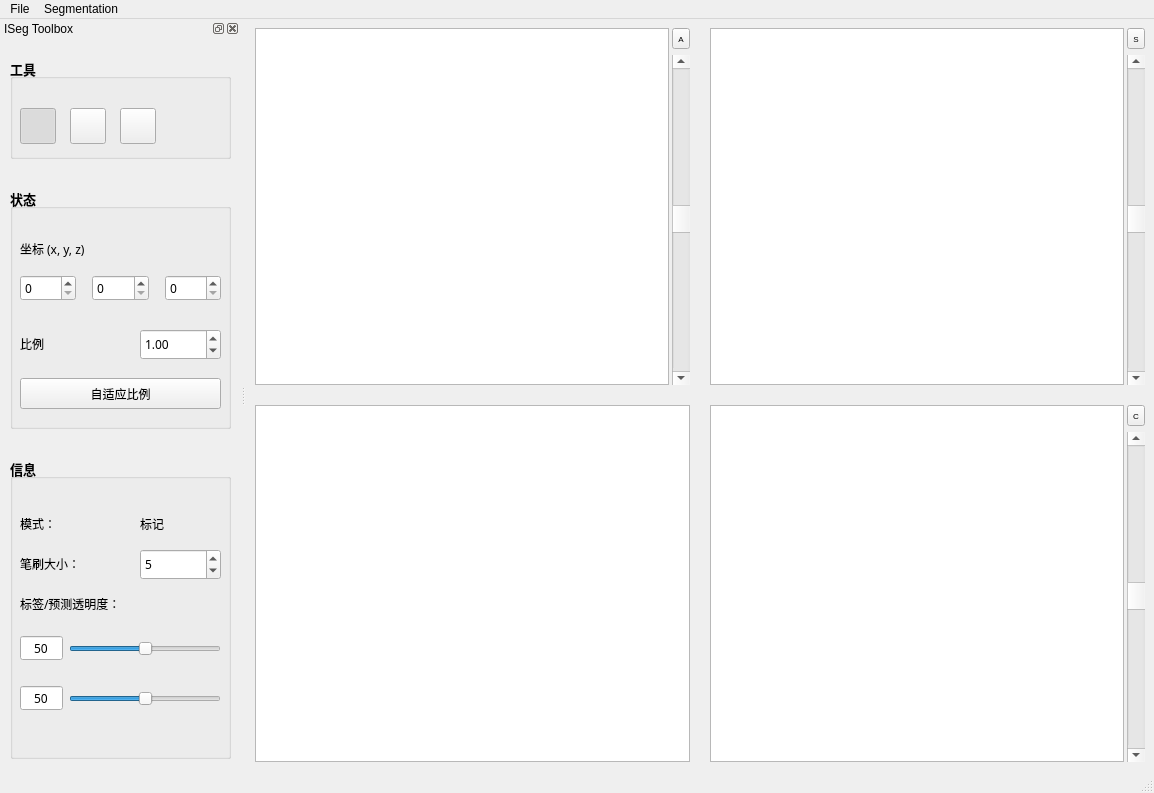
blueyo0/ISeg_GUI, file ui/mainWindow.ui: the form before one commit.
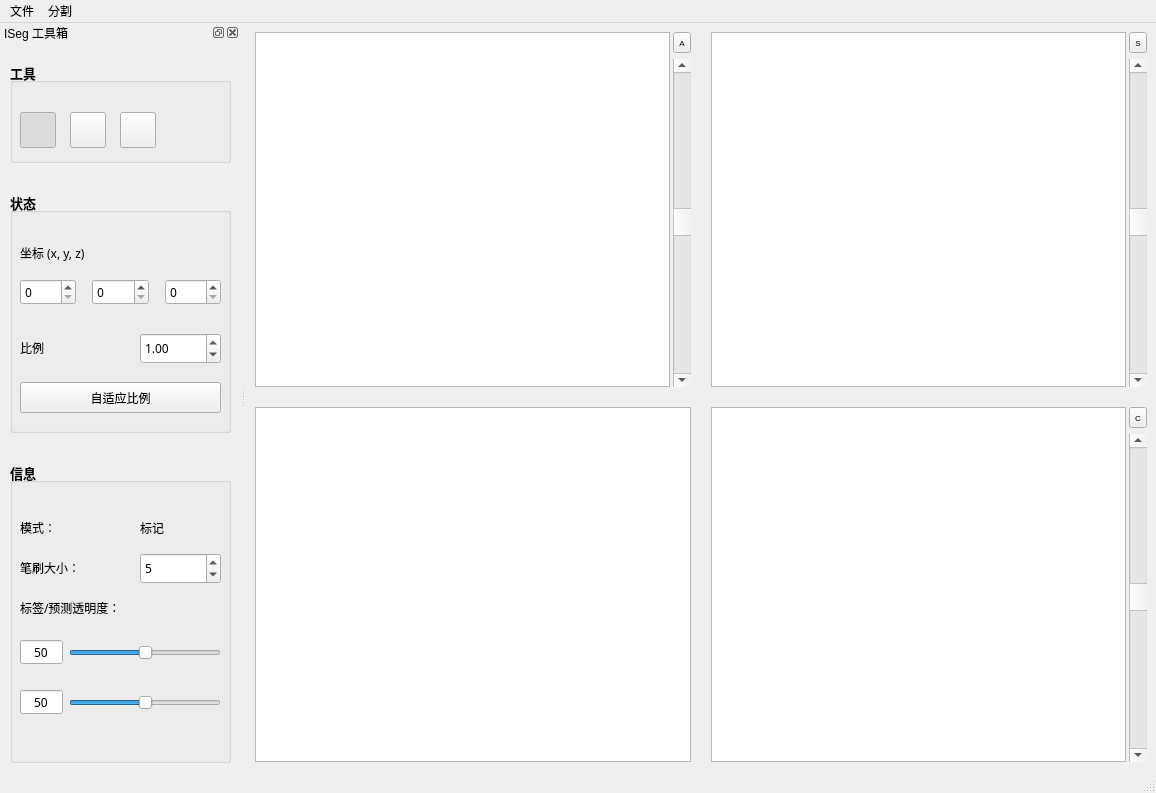
The form after the commit. Icons and pictures are not drawn. Custom widgets are drawn as their Qt base class.

What changed in the file:
```diff
--- a/ui/mainWindow.ui
+++ b/ui/mainWindow.ui
@@ -6,7 +6,7 @@
    <rect>
     <x>0</x>
     <y>0</y>
-    <width>1154</width>
+    <width>1156</width>
     <height>793</height>
    </rect>
   </property>
@@ -300,19 +300,19 @@
     <rect>
      <x>0</x>
      <y>0</y>
-     <width>1154</width>
-     <height>22</height>
+     <width>1156</width>
+     <height>28</height>
     </rect>
    </property>
    <widget class="QMenu" name="menuFile">
     <property name="title">
-     <string>File</string>
+     <string>文件</string>
     </property>
     <addaction name="actionOpen_main_image"/>
    </widget>
    <widget class="QMenu" name="menuseg">
     <property name="title">
-     <string>Segmentation</string>
+     <string>分割</string>
     </property>
     <addaction name="actionopen_seg"/>
     <addaction name="action_predict"/>
@@ -333,7 +333,7 @@
     <set>Qt::LeftDockWidgetArea</set>
    </property>
    <property name="windowTitle">
-    <string>ISeg Toolbox</string>
+    <string>ISeg 工具箱</string>
    </property>
    <attribute name="dockWidgetArea">
     <number>1</number>
```
Left out of the diff: 19 changed lines with no effect on the pictures.
